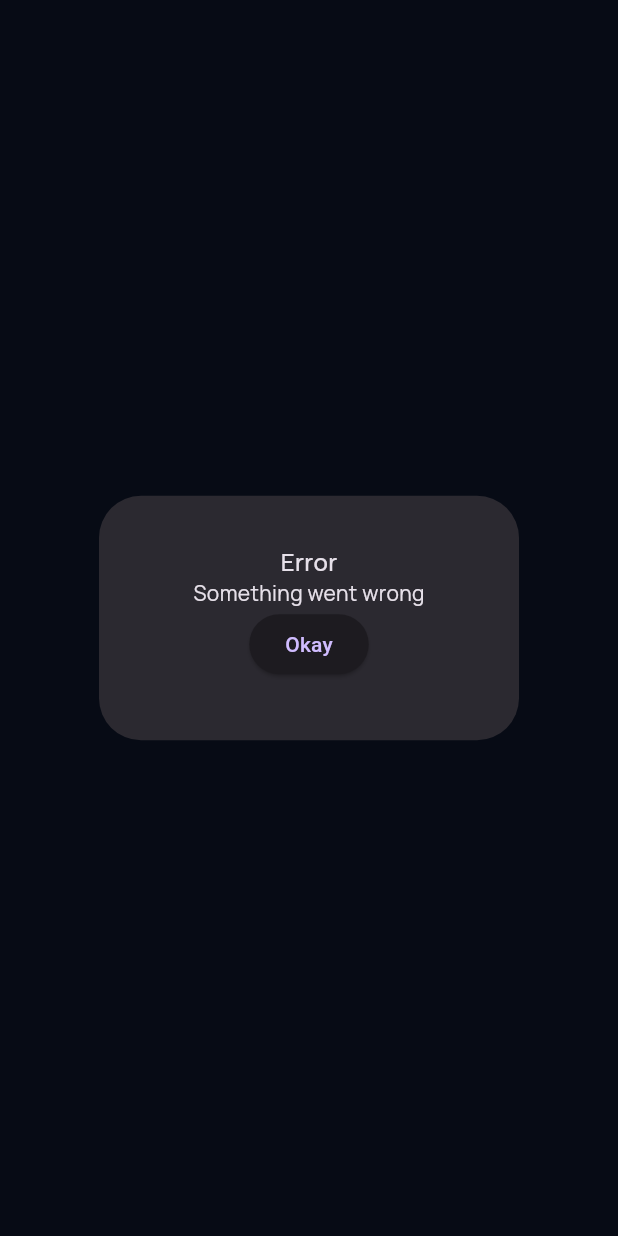
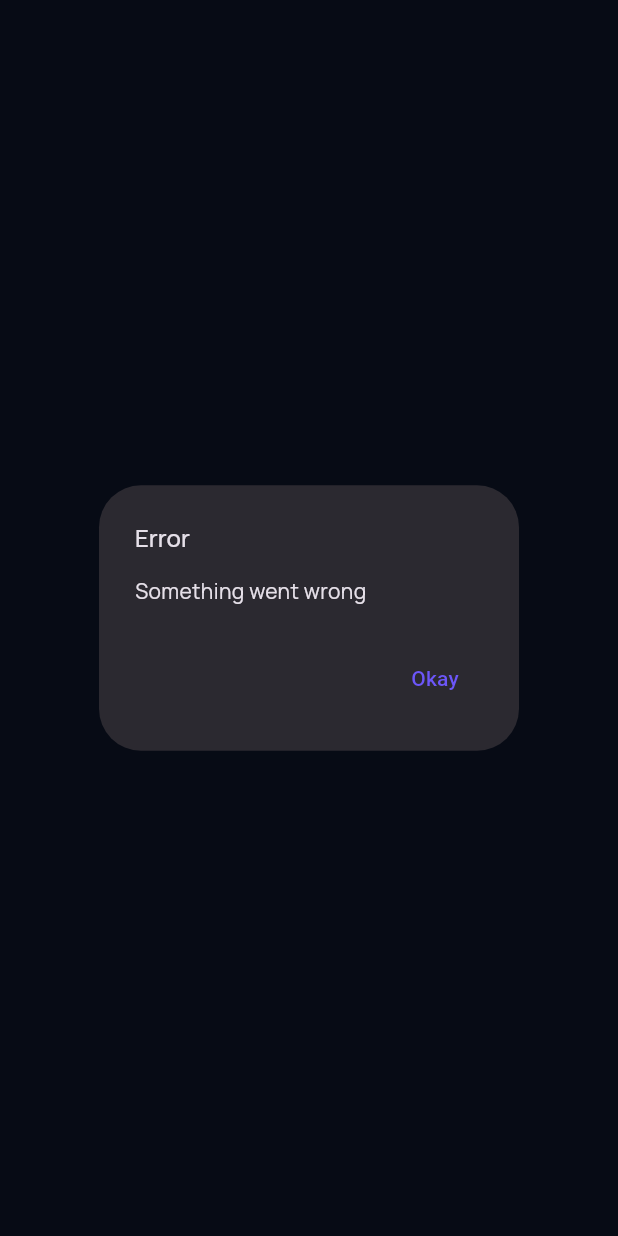
Before and after one commit to zeeshanayaz/razpay-wallet-app, a Flutter app: what showErrorDialog() shows on an empty page, opened directly, on a phone screen of 412 x 824 dp. Run offline on Flutter 3.47's test engine with Material 3 defaults, Android fonts, the phone set to English and light mode, and no system bars; our stand-ins replace flutter_screenutil, flutter_svg, get, google_fonts, iconly, iconsax and 2 more; accounts and stored records are empty.

Commit message:
Dialog ui updated and snackbar added

```diff
--- a/lib/core/dialog.dart
+++ b/lib/core/dialog.dart
@@ -1,3 +1,6 @@
+import 'dart:io';
+
+import 'package:flutter/cupertino.dart';
 import 'package:flutter/material.dart';
 import 'package:get/get.dart';
 
@@ -6,37 +9,51 @@ import 'style.dart';
 
 class DialogHelper {
   //show error dialog
-  static void showErrorDialog({String title = 'Error', String? description = 'Something went wrong'}) {
+  static void showErrorDialog(
+      {String title = 'Error', String? description = 'Something went wrong'}) {
     Get.dialog(
       AlertDialog.adaptive(
-        content: Padding(
-          padding: const EdgeInsets.all(16.0),
-          child: Column(
-            mainAxisSize: MainAxisSize.min,
-            children: [
-              Text(
+        title: Text(
           title,
-                style: textStyle16.copyWith(fontWeight: FontWeight.w500,),
+          style: textStyle16.copyWith(
+            fontWeight: FontWeight.w500,
           ),
-              Text(
+        ),
+        content: Text(
           description ?? '',
           style: textStyle14,
         ),
-              ElevatedButton(
+        actions: <Widget>[
+          if (Platform.isIOS || Platform.isMacOS) ...[
+            CupertinoDialogAction(
               onPressed: () {
                 if (Get.isDialogOpen!) Get.back();
               },
               child: const Text('Okay'),
             ),
+          ] else ...[
+            TextButton(
+              onPressed: () {
+                if (Get.isDialogOpen!) Get.back();
+              },
+              child: const Text('Okay'),
+            ),
+          ]
         ],
-          ),
-        ),
       ),
     );
   }
 
   //show toast
   //show snack bar
+  static void showSnackBar({String? title, String? message}) {
+    Get.snackbar(
+      title ?? '',
+      message ?? '',
+      snackPosition: SnackPosition.BOTTOM,
+    );
+  }
+
   //show loading
   static void showLoading([String? message]) {
     Get.dialog(
--- a/lib/features/auth/presentations/controller/login_controller.dart
+++ b/lib/features/auth/presentations/controller/login_controller.dart
@@ -1,4 +1,3 @@
-import 'dart:convert';
 
 import 'package:flutter/foundation.dart' show kDebugMode;
 import 'package:flutter/material.dart';
@@ -6,7 +5,6 @@ import 'package:get/get.dart';
 
 import '../../../../core/dialog.dart';
 import '../../../../core/utils/validator.dart';
-import '../../../../network/app_exceptions.dart';
 import '../../../../network/base_client.dart';
 import '../../../../network/base_controller.dart';
 
```
Lines whose indentation alone changed are shown as unchanged.
